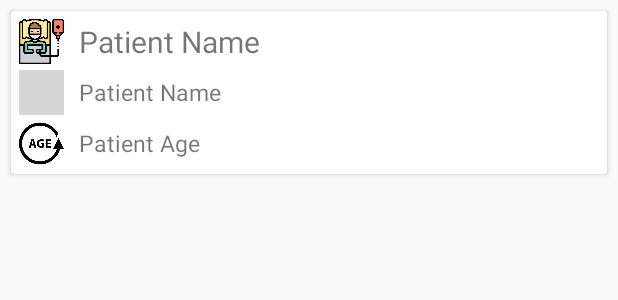
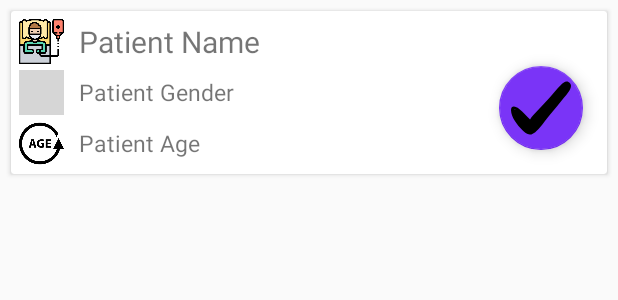
Before and after one commit to msrsiddik/HospitalManagement, an Android app: the layout patient_row.xml on its own in the app's theme, with its tools: preview values and no code run, on a phone screen of 412 x 824 dp. Shown: the top 300 px of the screen. Run offline under Robolectric (Android 15) with nearby library versions, the phone set to English and light mode, and no system bars; grey boxes are pictures that could not be loaded.

```diff
--- a/app/src/main/java/com/zerone/hospitalmanagement/MainActivity.java
+++ b/app/src/main/java/com/zerone/hospitalmanagement/MainActivity.java
@@ -145,4 +145,5 @@ public class MainActivity extends AppCompatActivity implements FragmentControlle
     }
 
 
+
 }
--- a/app/src/main/java/com/zerone/hospitalmanagement/PatientListFragment.java
+++ b/app/src/main/java/com/zerone/hospitalmanagement/PatientListFragment.java
@@ -40,6 +40,7 @@ public class PatientListFragment extends Fragment implements AdapterView.OnItemS
 
     private FragmentController fragmentController;
     private Context context;
+    private UserPreference userPreference;
 
     private String[] doctorName;
 
@@ -102,7 +103,7 @@ public class PatientListFragment extends Fragment implements AdapterView.OnItemS
             doctorNameByList.setVisibility(View.INVISIBLE);
             patientDataSource = new PatientDataSource(getContext());
             patientModelList = patientDataSource.getAllPatient(name);
-            patientAdapter = new PatientAdapter(patientModelList);
+            patientAdapter = new PatientAdapter(patientModelList, getContext());
             recyclerView.setAdapter(patientAdapter);
         }
     }
@@ -111,7 +112,7 @@ public class PatientListFragment extends Fragment implements AdapterView.OnItemS
     public void onItemSelected(AdapterView<?> parent, View view, int position, long id) {
         patientDataSource = new PatientDataSource(getContext());
         patientModelList = patientDataSource.getAllPatient(doctorName[position]);
-        patientAdapter = new PatientAdapter(patientModelList);
+        patientAdapter = new PatientAdapter(patientModelList, getContext());
         recyclerView.setAdapter(patientAdapter);
     }
 
--- /dev/null
+++ b/app/src/main/res/drawable/ic_check_mark.xml
@@ -0,0 +1,4 @@
+<vector android:height="353dp" android:viewportHeight="352.62"
+    android:viewportWidth="352.62" android:width="353dp" xmlns:android="http://schemas.android.com/apk/res/android">
+    <path android:fillColor="#FF000000" android:pathData="M337.222,22.952c-15.912,-8.568 -33.66,7.956 -44.064,17.748c-23.867,23.256 -44.063,50.184 -66.708,74.664c-25.092,26.928 -48.348,53.856 -74.052,80.173c-14.688,14.688 -30.6,30.6 -40.392,48.96c-22.032,-21.421 -41.004,-44.677 -65.484,-63.648c-17.748,-13.464 -47.124,-23.256 -46.512,9.18c1.224,42.229 38.556,87.517 66.096,116.28c11.628,12.24 26.928,25.092 44.676,25.704c21.42,1.224 43.452,-24.48 56.304,-38.556c22.645,-24.48 41.005,-52.021 61.812,-77.112c26.928,-33.048 54.468,-65.485 80.784,-99.145C326.206,96.392 378.226,44.983 337.222,22.952zM26.937,187.581c-0.612,0 -1.224,0 -2.448,0.611c-2.448,-0.611 -4.284,-1.224 -6.732,-2.448l0,0C19.593,184.52 22.653,185.132 26.937,187.581z"/>
+</vector>
--- a/app/src/main/res/layout/patient_row.xml
+++ b/app/src/main/res/layout/patient_row.xml
@@ -2,6 +2,7 @@
 <android.support.v7.widget.CardView xmlns:android="http://schemas.android.com/apk/res/android"
     android:layout_width="match_parent"
     android:layout_height="wrap_content"
+    xmlns:app="http://schemas.android.com/apk/res-auto"
     android:layout_margin="7dp"
     android:elevation="5dp">
 
@@ -45,7 +46,7 @@
                 android:id="@+id/patientGenderTV"
                 android:layout_width="wrap_content"
                 android:layout_height="wrap_content"
-                android:text="Patient Name"
+                android:text="Patient Gender"
                 android:textSize="15sp"/>
         </LinearLayout>
 
@@ -70,4 +71,14 @@
 
     </LinearLayout>
 
+    <android.support.design.widget.FloatingActionButton
+        android:id="@+id/fab"
+        android:layout_width="wrap_content"
+        android:layout_height="wrap_content"
+        android:src="@drawable/ic_check_mark"
+        app:backgroundTint="@color/colorPrimaryDark"
+        app:maxImageSize="40dp"
+        android:layout_gravity="bottom|end"
+        android:layout_margin="16dp"/>
+
 </android.support.v7.widget.CardView>
```
Also changed, not shown: app/src/main/java/com/zerone/hospitalmanagement/Database/PatientDataSource.java (+7 -0 lines), app/src/main/java/com/zerone/hospitalmanagement/PatientAdapter.java (+18 -1 lines).
